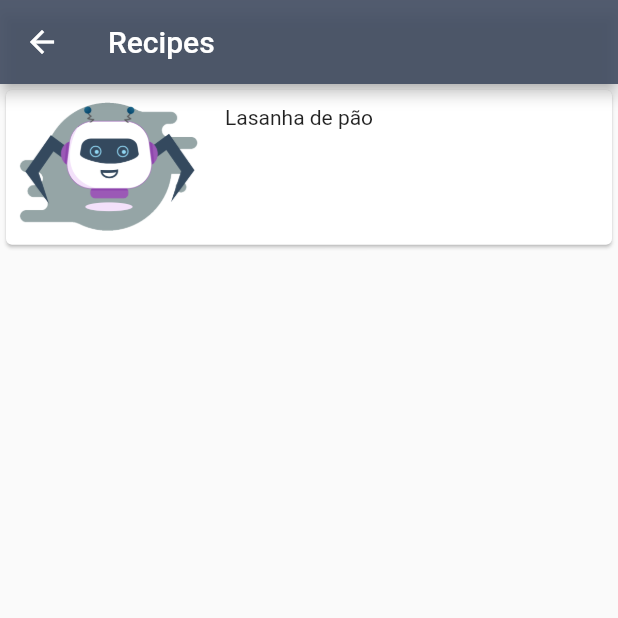
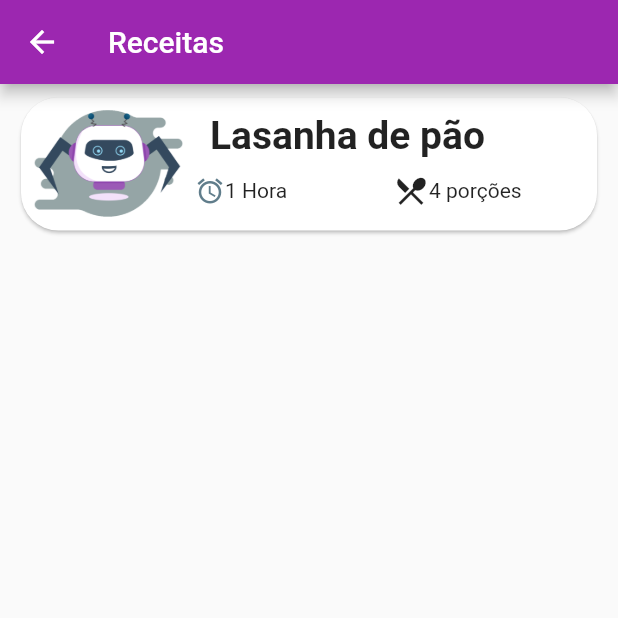
Before and after one commit to RuanGabrieldev/n2020_FIAP, a Flutter app: the RecipesScreen screen opened directly, on a phone screen of 412 x 824 dp, the top half of it. Run offline on Flutter 3.47's test engine with Material 2 defaults, Android fonts, the phone set to English and light mode, and no system bars; our stand-ins replace cloud_firestore, get; missing offline and left inert: flutter_dialogflow, spotify; accounts and stored records are empty.

Commit message:
recipe list

```diff
--- a/lib/repository/recipe_repository.dart
+++ b/lib/repository/recipe_repository.dart
@@ -14,7 +14,7 @@ class RecipeRepository {
       cursos.add(
         new RecipeModel(
           titulo: 'Lasanha de pão',
-          image: 'https://github.com/jonataslaw/get/raw/master/get.png',
+          image: 'https://developer.spotify.com/assets/WebAPI_intro.png',
           ingredientes: [
             'Pão fatiado - Quantos couberem na forma',
             'Queijo fatiado- 200g',
--- a/lib/screens/recipes_screen.dart
+++ b/lib/screens/recipes_screen.dart
@@ -12,14 +12,17 @@ class _RecipesScreenState extends State<RecipesScreen> {
   Widget build(BuildContext context) {
     return Scaffold(
       appBar: AppBar(
-        backgroundColor: Color.fromRGBO(64, 75, 96, .9),
-        title: Text("Recipes"),
+        backgroundColor: Colors.purple,
+        title: Text("Receitas"),
       ),
       body: FutureBuilder<List<RecipeModel>>(
         future: RecipeRepository().findAllAsync(),
         builder: (context, snapshot) {
           if (snapshot.connectionState == ConnectionState.done) {
-            return buildListView(snapshot.data);
+            return Padding(
+              padding: EdgeInsets.symmetric(vertical: 5, horizontal: 10),
+              child: buildListView(snapshot.data),
+            );
           } else {
             return Center(
               child: CircularProgressIndicator(),
@@ -39,10 +42,8 @@ class _RecipesScreenState extends State<RecipesScreen> {
     );
   }
 
-  Card cardRecipe(RecipeModel recipe) {
-    return Card(
-      color: Colors.white,
-      child: InkWell(
+  InkWell cardRecipe(RecipeModel recipe) {
+    return InkWell(
       onTap: () {
         Navigator.pushNamed(
           context,
@@ -50,28 +51,61 @@ class _RecipesScreenState extends State<RecipesScreen> {
           arguments: recipe,
         );
       },
+      child: Card(
+        color: Colors.white,
+        shape: RoundedRectangleBorder(
+          borderRadius: BorderRadius.circular(25.0),
+        ),
         child: Row(
           children: <Widget>[
-            new Container(
+            Container(
               padding: const EdgeInsets.all(8.0),
               alignment: Alignment.topLeft,
               child: Image.asset(
                 "assets/img/bot1.png",
-                width: 120,
+                width: 100,
               ),
               // child: Image.network(recipe.image),
             ),
-            new Expanded(
-                child: new Container(
+            Expanded(
+              child: Column(
+                children: <Widget>[
+                  Row(
+                    children: <Widget>[
+                      Container(
                         padding: const EdgeInsets.all(10.0),
                         alignment: Alignment.topLeft,
                         child: Text(
                           recipe.titulo,
-                style: null,
+                          style: TextStyle(
+                            fontSize: 26,
+                            fontWeight: FontWeight.bold,
+                          ),
                           textAlign: TextAlign.left,
                           maxLines: 5,
                         ),
-            )),
+                      ),
+                    ],
+                  ),
+                  Row(
+                    children: [
+                      Icon(
+                        Icons.alarm,
+                        size: 20,
+                        color: Colors.blueGrey,
+                      ),
+                      Expanded(
+                        child: Text(recipe.tempoPreparo),
+                      ),
+                      Icon(Icons.local_dining),
+                      Expanded(
+                        child: Text(recipe.rendimento),
+                      ),
+                    ],
+                  ),
+                ],
+              ),
+            ),
           ],
           crossAxisAlignment: CrossAxisAlignment.start,
         ),
```
Lines whose indentation alone changed are shown as unchanged.
